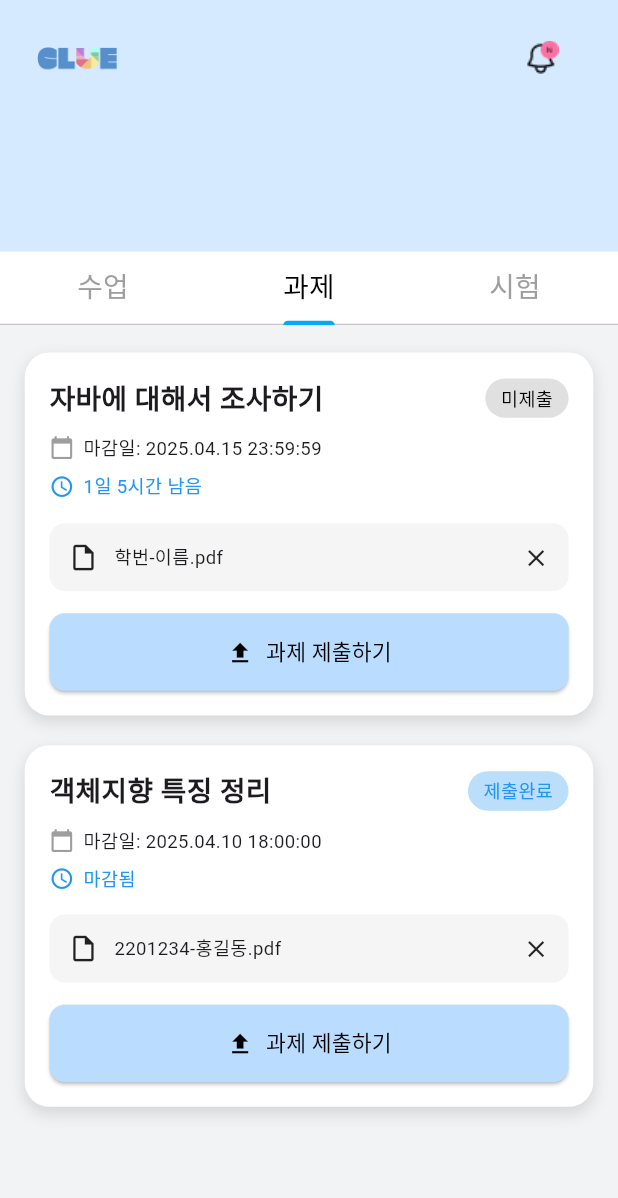
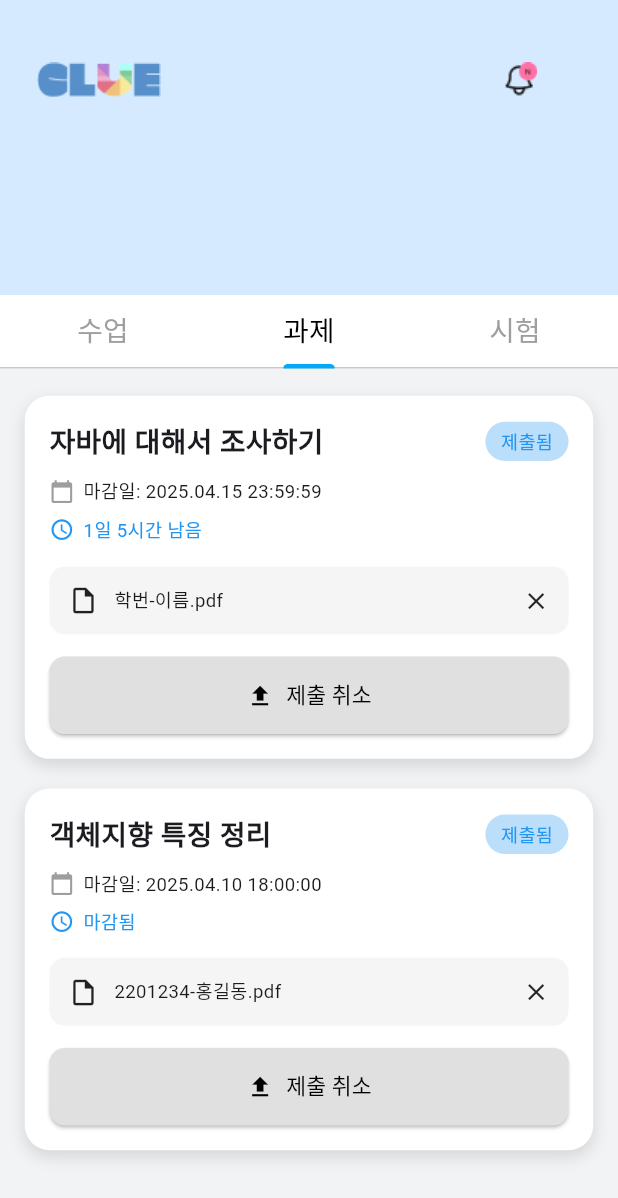
Before and after one commit to EscapeFrame/clueAppReal, a Flutter app: the Haksubsilsuap screen opened directly with empty values, tab 2 chosen, after a tap on "과제 제출하기", on a phone screen of 412 x 824 dp. Shown: the top 1198 px of the screen. Run offline on Flutter 3.47's test engine with Material 3 defaults, Android fonts, the phone set to English and light mode, and no system bars; our stand-ins replace flutter_svg; network calls fail; project files that could hold a hidden picture were left out.

Commit message:
moveJson_to_add_data

```diff
--- /dev/null
+++ b/lib/config/app_data.dart
@@ -0,0 +1,170 @@
+class AppData {
+  static List<Map<String, dynamic>> gwaJE = [
+    {
+      'title': '자바에 대해서 조사하기',
+      'status': '미제출',
+      'due': '2025.04.15 23:59:59',
+      'timeLeft': '1일 5시간 남음',
+      'file': {'name': '학번-이름.pdf', 'size': '15.0 KB'},
+      'submitted': false,
+    },
+    {
+      'title': '객체지향 특징 정리',
+      'status': '제출됨',
+      'due': '2025.04.10 18:00:00',
+      'timeLeft': '마감됨',
+      'file': {'name': '2201234-홍길동.pdf', 'size': '23.4 KB'},
+      'submitted': true,
+    },
+  ];
+
+  static List<Map<String, String>> iljeongNoticeList = const [
+    {'title': '2025년도 학사일정 안내', 'date': '25.10.21'},
+    {'title': '2025년도 반배정 안내', 'date': '25.10.21'},
+  ];
+
+  static List<Map<String, String>> hakgyoNoticeList = const [
+    {'title': '2025년도 학사일정 안내', 'date': '25.10.21'},
+    {'title': '2025년도 반배정 안내', 'date': '25.10.21'},
+    {'title': '2025년도 학사일정 안내', 'date': '25.10.21'},
+    {'title': '2025년도 반배정 안내', 'date': '25.10.21'},
+  ];
+
+  static List<Map<String, String>> serviceNoticeList = const [
+    {'title': 'CLUE 서비스 추가 기능', 'date': '25.10.21'},
+    {'title': '시스템 점검 안내', 'date': '25.10.19'},
+    {'title': '앱 업데이트 공지', 'date': '25.10.15'},
+    {'title': '앱 업데이트 공지', 'date': '25.10.15'},
+  ];
+
+  static List<Map<String, dynamic>> noticeList = [
+    {
+      'title': '자바를 자바라!',
+      'language': 'JAVA',
+      'class': '2-2',
+      'people': '16',
+      'teacher': '유근찬',
+      'description': '즐거운 자바 수업을 하고 자바를 마스터하며...ㅣㅣㅣㅣㅣㅣㅣㅣㅣㅣㅣㅣㅣㅣㅣㅣㅣㅣㅣㅣㅣㅣㅣㅣㅣㅣㅣㅣㅣㅣㅣㅣㅣㅣㅣㅣㅣㅣㅣㅣㅣㅣㅣㅣㅣㅣㅣㅣㅣㅣㅣㅣㅣ',
+      'subject':'jeongong',
+      'progress': 1,
+      'total': 6,
+      'lessons': [
+        {
+          'title': '1차시',
+          'items': ['자바란 무엇인가?'],
+        },
+        {
+          'title': '1차시 자료',
+          'items': ['ver 교과서연결', 'ver PPT', 'ver Code'],
+        },
+      ]
+    },
+    {
+      'title': '상미파이썬!',
+      'language': 'python',
+      'class': '2-3',
+      'people': '14',
+      'teacher': '곽상미',
+      'description': '즐거운 파이선 수업을 하고 자바를 마스터하며...',
+      'subject':'inmoon',
+      'progress': 2,
+      'total': 6,
+      'lessons': [
+        {
+          'title': '1차시',
+          'items': ['자바란 무엇인가?'],
+        },
+        {
+          'title': '1차시 자료',
+          'items': ['ver 교과서연결', 'ver PPT', 'ver Code'],
+        },
+      ]
+    },
+    {
+      'title': '드레이븐!',
+      'language': '국어',
+      'class': '2-3',
+      'people': '14',
+      'teacher': 'ㄴㄴㅌㅌ',
+      'description': '즐거운 파이선 수업을 하고 자바를 마스터하며...',
+      'subject':'banggwahoo',
+      'progress': 2,
+      'total': 6,
+      'lessons': [
+        {
+          'title': '1차시',
+          'items': ['자바란 무엇인가?'],
+        },
+        {
+          'title': '1차시 자료',
+          'items': ['ver 교과서연결', 'ver PPT', 'ver Code'],
+        },
+      ]
+    },
+  ];
+
+  static List<Map<String, String>> dayCardList = const [
+    {'day': '1', 'neyong': '5차시 국어 독서 수행평가를 해야겠죠? 30자 채우기'},
+    {'day': '5', 'neyong': 'cex'},
+    {'day': '21', 'neyong': 'ㄴㅇㅁ'},
+    {
+      'day': '10',
+      'neyong': 'ㄷㄱㅈdfdfdfdfdfdfdfdffdfadkdfkjdkfjkdjfkdfadkdfkjdkfjkdjfkdㄷ',
+    },
+    {'day': '16', 'neyong': 'ㄴㅇㅁ'},
+  ];
+
+  static List<Map<String, dynamic>> suapList = const [
+    {
+      'title': '자바',
+      'neyong': '자바를자바라',
+      'url':
+          'https://encrypted-tbn0.gstatic.com/images?q=tbn:ANd9GcRZE9FVgGXR74Nb0UYG5owg_sgqEzS2rIcZ7Q&s',
+    },
+    {
+      'title': '파이썬',
+      'neyong': '파이썬',
+      'url':
+          'https://encrypted-tbn0.gstatic.com/images?q=tbn:ANd9GcRZE9FVgGXR74Nb0UYG5owg_sgqEzS2rIcZ7Q&s',
+    },
+    {
+      'title': '파이썬',
+      'neyong': '파이썬',
+      'url':
+          'https://encrypted-tbn0.gstatic.com/images?q=tbn:ANd9GcRZE9FVgGXR74Nb0UYG5owg_sgqEzS2rIcZ7Q&s',
+    },
+  ];
+
+  static void updateSubmissionStatus(int index, bool submitted) {
+    gwaJE[index]['submitted'] = submitted;
+    gwaJE[index]['status'] = submitted ? '제출됨' : '미제출';
+  }
+
+  static List<Map<String, dynamic>> getGwaJE() {
+    return List.from(gwaJE);
+  }
+
+  static List<Map<String, dynamic>> getNoticeList() {
+    return List.from(noticeList);
+  }
+
+  static List<Map<String, String>> getIljeongNoticeList() {
+    return List.from(iljeongNoticeList);
+  }
+
+  static List<Map<String, String>> getHakgyoNoticeList() {
+    return List.from(hakgyoNoticeList);
+  }
+
+  static List<Map<String, String>> getServiceNoticeList() {
+    return List.from(serviceNoticeList);
+  }
+
+  static List<Map<String, String>> getDayCardList() {
+    return List.from(dayCardList);
+  }
+
+  static List<Map<String, dynamic>> getSuapList() {
+    return List.from(suapList);
+  }
+}
--- a/lib/widgets/GwaJeJeChul.dart
+++ b/lib/widgets/GwaJeJeChul.dart
@@ -1,9 +1,40 @@
 import 'package:flutter/material.dart';
 
-class Gwajejechul extends StatelessWidget {
+class Gwajejechul extends StatefulWidget {
   final List<Map<String, dynamic>> dataList;
+  final Function(int index, bool submitted)? onSubmissionChanged;
 
-  const Gwajejechul({super.key, required this.dataList});
+  const Gwajejechul({
+    super.key,
+    required this.dataList,
+    this.onSubmissionChanged,
+  });
+
+  @override
+  State<Gwajejechul> createState() => _GwajejechulState();
+}
+
+class _GwajejechulState extends State<Gwajejechul> {
+  late List<Map<String, dynamic>> dataList;
+
+  @override
+  void initState() {
+    super.initState();
+    // 원본 데이터를 복사하여 상태 관리
+    dataList = List.from(widget.dataList);
+  }
+
+  void toggleSubmissionStatus(int index) {
+    setState(() {
+      dataList[index]['submitted'] = !dataList[index]['submitted'];
+      dataList[index]['status'] = dataList[index]['submitted'] ? '제출됨' : '미제출';
+
+      // 부모 위젯에 변경사항 알림
+      if (widget.onSubmissionChanged != null) {
+        widget.onSubmissionChanged!(index, dataList[index]['submitted']);
+      }
+    });
+  }
 
   @override
   Widget build(BuildContext context) {
@@ -11,7 +42,10 @@ class Gwajejechul extends StatelessWidget {
     final height = MediaQuery.of(context).size.height;
     return ListView(
       padding: EdgeInsets.symmetric(vertical: height * 0.01),
-      children: dataList.map((data) => Container(
+      children: dataList.asMap().entries.map((entry) {
+        final index = entry.key;
+        final data = entry.value;
+        return Container(
           margin: EdgeInsets.symmetric(horizontal: width * 0.04, vertical: height * 0.012),
           padding: EdgeInsets.all(width * 0.04),
           decoration: BoxDecoration(
@@ -89,11 +123,11 @@ class Gwajejechul extends StatelessWidget {
               SizedBox(
                 width: double.infinity,
                 child: ElevatedButton.icon(
-                onPressed: () {},
+                  onPressed: () => toggleSubmissionStatus(index),
                   icon: Icon(Icons.upload, size: width * 0.045),
-                label: Text("과제 제출하기", style: TextStyle(fontSize: width * 0.035)),
+                  label: Text(data['submitted'] ? "제출 취소" : "과제 제출하기", style: TextStyle(fontSize: width * 0.035)),
                   style: ElevatedButton.styleFrom(
-                  backgroundColor: const Color(0xFFB9DCFF),
+                    backgroundColor: data['submitted'] ? Colors.grey[300] : const Color(0xFFB9DCFF),
                     foregroundColor: Colors.black,
                     shape: RoundedRectangleBorder(
                       borderRadius: BorderRadius.circular(width * 0.025),
@@ -104,7 +138,8 @@ class Gwajejechul extends StatelessWidget {
               ),
             ],
           ),
-      )).toList(),
+        );
+      }).toList(),
     );
   }
 }
--- a/lib/widgets/HakSubSilSuap.dart
+++ b/lib/widgets/HakSubSilSuap.dart
@@ -1,4 +1,5 @@
 import 'package:clue/widgets/GwaJeJeChul.dart';
+import 'package:clue/config/app_data.dart';
 import 'package:flutter/material.dart';
 
 class Haksubsilsuap extends StatefulWidget {
@@ -12,27 +13,21 @@ class Haksubsilsuap extends StatefulWidget {
 
 class _HaksubsilsuapState extends State<Haksubsilsuap> {
   late List<Map<String, dynamic>> gwaJE;
+
   @override
   void initState() {
     super.initState();
-    gwaJE = [
-      {
-        'title': '자바에 대해서 조사하기',
-        'status': '미제출',
-        'due': '2025.04.15 23:59:59',
-        'timeLeft': '1일 5시간 남음',
-        'file': {'name': '학번-이름.pdf', 'size': '15.0 KB'},
-        'submitted': false,
-      },
-      {
-        'title': '객체지향 특징 정리',
-        'status': '제출완료',
-        'due': '2025.04.10 18:00:00',
-        'timeLeft': '마감됨',
-        'file': {'name': '2201234-홍길동.pdf', 'size': '23.4 KB'},
-        'submitted': true,
-      },
-    ];
+    // 전역 데이터에서 가져오기
+    gwaJE = AppData.getGwaJE();
+  }
+
+  void updateSubmissionStatus(int index, bool submitted) {
+    setState(() {
+      // 전역 데이터 업데이트
+      AppData.updateSubmissionStatus(index, submitted);
+      // 로컬 상태도 업데이트
+      gwaJE = AppData.getGwaJE();
+    });
   }
 
   @override
@@ -54,8 +49,8 @@ class _HaksubsilsuapState extends State<Haksubsilsuap> {
                 Row(
                   mainAxisAlignment: MainAxisAlignment.spaceBetween,
                   children: [
-                    Image.asset('assets/images/logo.png', width: width * 0.13),
-                    Image.asset('assets/images/jongn.png', width: width * 0.13),
+                    Image.asset('assets/images/logo.png', width: width * 0.2),
+                    Image.asset('assets/images/jongn.png', width: width * 0.2),
                   ],
                 ),
                 SizedBox(height: height * 0.018),
@@ -185,7 +180,10 @@ class _HaksubsilsuapState extends State<Haksubsilsuap> {
                             decoration: BoxDecoration(
                               color: const Color(0xFFF1F3F5),
                             ),
-                            child: Gwajejechul(dataList: gwaJE),
+                            child: Gwajejechul(
+                              dataList: gwaJE,
+                              onSubmissionChanged: updateSubmissionStatus,
+                            ),
                           ),
                           Center(
                             child: Text(
```
Also changed, not shown: lib/pages/HakSubSil.dart (+2 -65 lines), lib/pages/HomePage.dart (+3 -30 lines), lib/widgets/HakKyoGonji.dart (+2 -8 lines), lib/widgets/IlJeongGongji.dart (+2 -7 lines), lib/widgets/ServiceGongji.dart (+2 -8 lines). Lines whose indentation alone changed are shown as unchanged.
